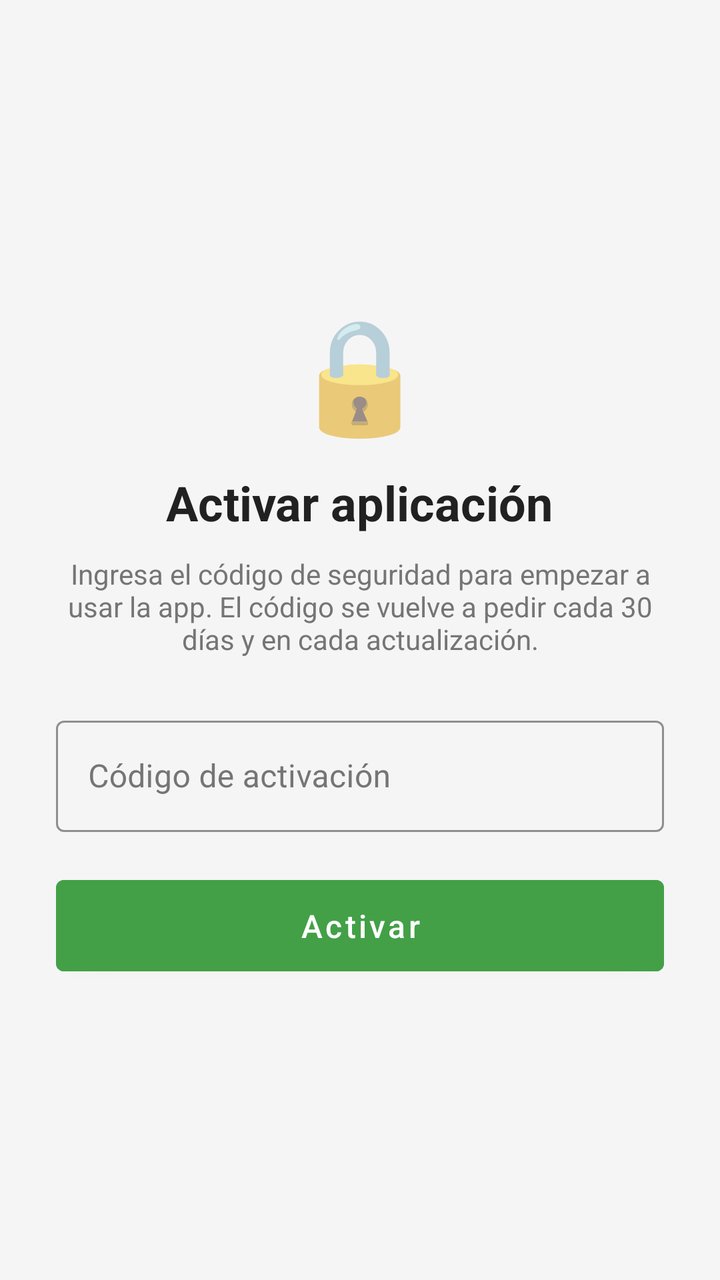
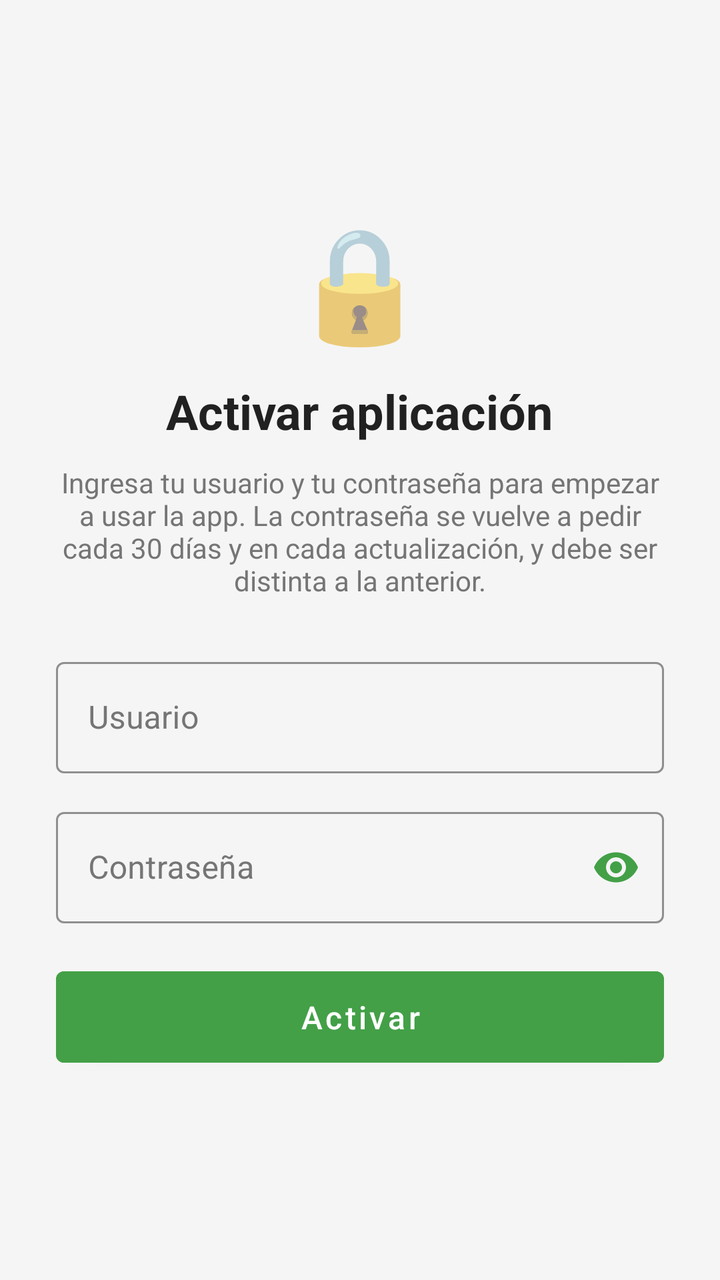

Compare the two renders of this Android layout. The source of the first and the diff that turns it into the second are given below.
<!-- AndroidManifest.xml: application theme Theme.Inventario -->
<!-- res/layout/activity_license.xml -->
<?xml version="1.0" encoding="utf-8"?>
<ScrollView xmlns:android="http://schemas.android.com/apk/res/android"
    xmlns:app="http://schemas.android.com/apk/res-auto"
    android:layout_width="match_parent"
    android:layout_height="match_parent"
    android:background="#F5F5F5"
    android:fillViewport="true">

    <LinearLayout
        android:layout_width="match_parent"
        android:layout_height="match_parent"
        android:orientation="vertical"
        android:gravity="center"
        android:padding="28dp">

        <ImageView
            android:id="@+id/ivLogoActivacion"
            android:layout_width="120dp"
            android:layout_height="120dp"
            android:scaleType="fitCenter"
            android:visibility="gone"
            android:contentDescription="Logo de la aplicación" />

        <TextView
            android:id="@+id/tvCandado"
            android:layout_width="wrap_content"
            android:layout_height="wrap_content"
            android:text="🔒"
            android:textSize="56sp" />

        <TextView
            android:layout_width="wrap_content"
            android:layout_height="wrap_content"
            android:layout_marginTop="12dp"
            android:text="Activar aplicación"
            android:textColor="#212121"
            android:textSize="24sp"
            android:textStyle="bold" />

        <TextView
            android:layout_width="match_parent"
            android:layout_height="wrap_content"
            android:layout_marginTop="10dp"
            android:gravity="center"
            android:text="Ingresa el código de seguridad para empezar a usar la app. El código se vuelve a pedir cada 30 días y en cada actualización."
            android:textColor="#757575"
            android:textSize="14sp" />

        <com.google.android.material.textfield.TextInputLayout
            android:id="@+id/tilCodigoActivacion"
            style="@style/Widget.MaterialComponents.TextInputLayout.OutlinedBox"
            android:layout_width="match_parent"
            android:layout_height="wrap_content"
            android:layout_marginTop="26dp"
            android:hint="Código de activación"
            android:textColorHint="#757575"
            app:boxStrokeColor="#43A047"
            app:hintTextColor="#43A047">

            <com.google.android.material.textfield.TextInputEditText
                android:id="@+id/etCodigoActivacion"
                android:layout_width="match_parent"
                android:layout_height="wrap_content"
                android:imeOptions="actionDone"
                android:inputType="textNoSuggestions"
                android:maxLines="1"
                android:textColor="#212121" />

        </com.google.android.material.textfield.TextInputLayout>

        <Button
            android:id="@+id/btnActivar"
            android:layout_width="match_parent"
            android:layout_height="wrap_content"
            android:layout_marginTop="18dp"
            android:backgroundTint="#43A047"
            android:paddingTop="12dp"
            android:paddingBottom="12dp"
            android:text="Activar"
            android:textAllCaps="false"
            android:textSize="16sp" />

    </LinearLayout>

</ScrollView>
<!-- resources referenced by this layout -->
<resources>
  <style name="Theme.Inventario" parent="Theme.MaterialComponents.DayNight.DarkActionBar">
          
          <item name="colorPrimary">@color/purple_500</item>
          <item name="colorPrimaryVariant">@color/purple_700</item>
          <item name="colorOnPrimary">@color/white</item>
          
          <item name="colorSecondary">@color/teal_200</item>
          <item name="colorSecondaryVariant">@color/teal_700</item>
          <item name="colorOnSecondary">@color/black</item>
          
          <item name="android:statusBarColor">?attr/colorPrimaryVariant</item>
          
      </style>
  <color name="purple_500">#FF6200EE</color>
  <color name="purple_700">#FF3700B3</color>
  <color name="white">#FFFFFFFF</color>
  <color name="teal_200">#FF03DAC5</color>
  <color name="teal_700">#FF018786</color>
  <color name="black">#FF000000</color>
</resources>

<!-- the commit's change to res/layout/activity_license.xml (unified diff, before → after) -->
@@ -42,27 +42,51 @@
             android:layout_height="wrap_content"
             android:layout_marginTop="10dp"
             android:gravity="center"
-            android:text="Ingresa el código de seguridad para empezar a usar la app. El código se vuelve a pedir cada 30 días y en cada actualización."
+            android:text="Ingresa tu usuario y tu contraseña para empezar a usar la app. La contraseña se vuelve a pedir cada 30 días y en cada actualización, y debe ser distinta a la anterior."
             android:textColor="#757575"
             android:textSize="14sp" />
+
+        <com.google.android.material.textfield.TextInputLayout
+            android:id="@+id/tilUsuarioActivacion"
+            style="@style/Widget.MaterialComponents.TextInputLayout.OutlinedBox"
+            android:layout_width="match_parent"
+            android:layout_height="wrap_content"
+            android:layout_marginTop="26dp"
+            android:hint="Usuario"
+            android:textColorHint="#757575"
+            app:boxStrokeColor="#43A047"
+            app:hintTextColor="#43A047">
+
+            <com.google.android.material.textfield.TextInputEditText
+                android:id="@+id/etUsuarioActivacion"
+                android:layout_width="match_parent"
+                android:layout_height="wrap_content"
+                android:imeOptions="actionNext"
+                android:inputType="textNoSuggestions"
+                android:maxLines="1"
+                android:textColor="#212121" />
+
+        </com.google.android.material.textfield.TextInputLayout>
 
         <com.google.android.material.textfield.TextInputLayout
             android:id="@+id/tilCodigoActivacion"
             style="@style/Widget.MaterialComponents.TextInputLayout.OutlinedBox"
             android:layout_width="match_parent"
             android:layout_height="wrap_content"
-            android:layout_marginTop="26dp"
-            android:hint="Código de activación"
+            android:layout_marginTop="14dp"
+            android:hint="Contraseña"
             android:textColorHint="#757575"
             app:boxStrokeColor="#43A047"
-            app:hintTextColor="#43A047">
+            app:hintTextColor="#43A047"
+            app:endIconMode="password_toggle"
+            app:endIconTint="#43A047">
 
             <com.google.android.material.textfield.TextInputEditText
                 android:id="@+id/etCodigoActivacion"
                 android:layout_width="match_parent"
                 android:layout_height="wrap_content"
                 android:imeOptions="actionDone"
-                android:inputType="textNoSuggestions"
+                android:inputType="textPassword"
                 android:maxLines="1"
                 android:textColor="#212121" />
 
